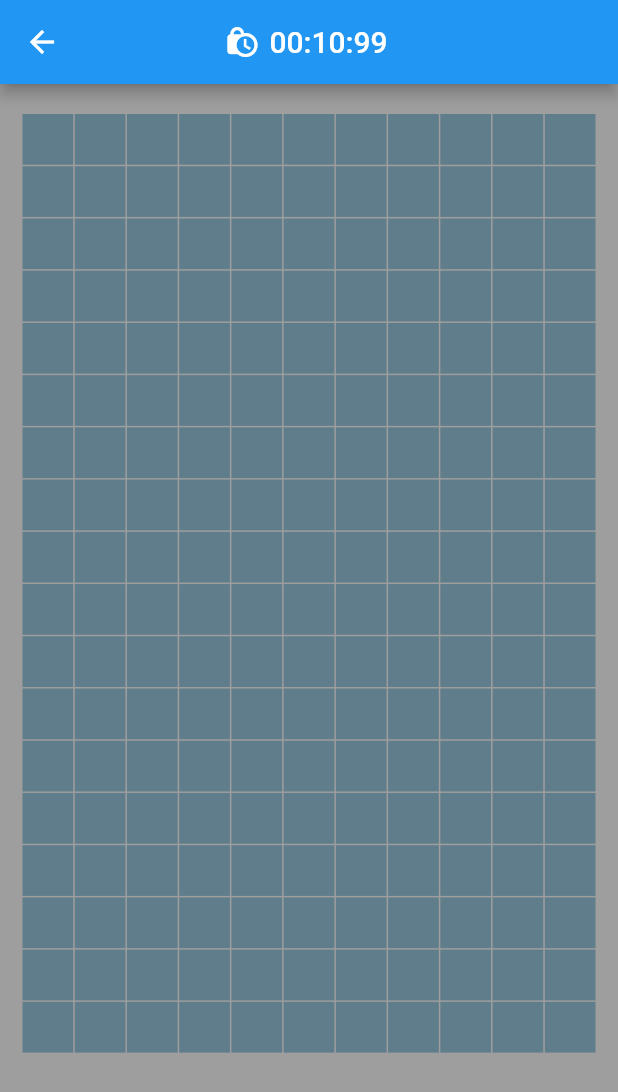
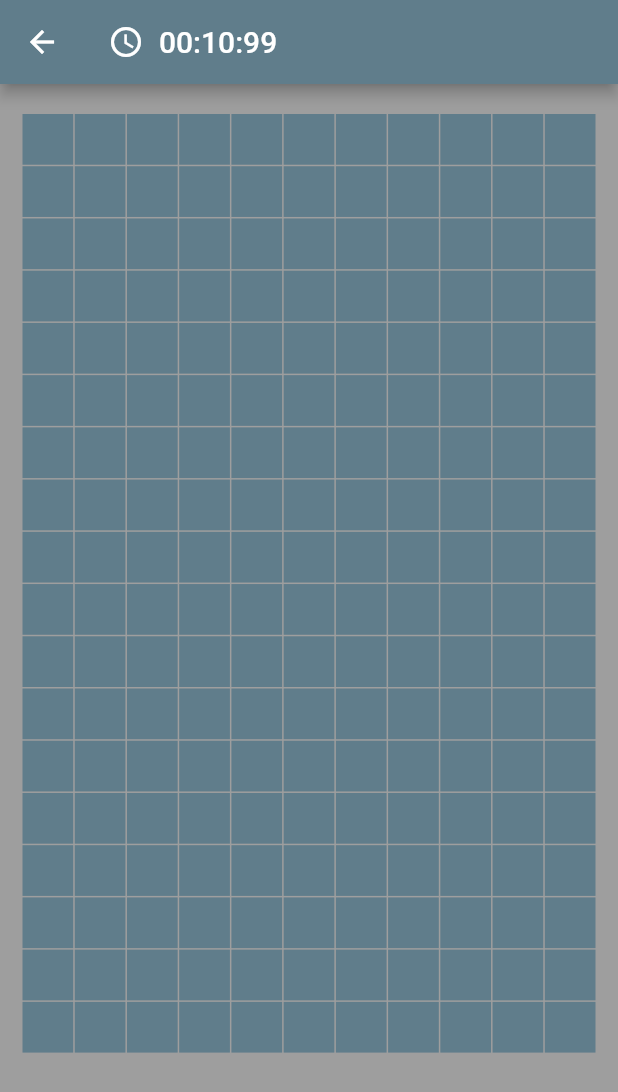
Before and after one commit to AbashAnewAunty/flutter-minesweeper, a Flutter app: the GamePage screen opened by its route, on a phone screen of 412 x 824 dp. Shown: the top 1092 px of the screen. Run offline on Flutter 3.47's test engine with Material 2 defaults, Android fonts, the phone set to English and light mode, and no system bars.

Commit message:
:recycle: リファクタ

```diff
--- a/lib/game_page.dart
+++ b/lib/game_page.dart
@@ -35,7 +35,9 @@ class _GamePageState extends State<GamePage> {
                   child: GridView.count(
                     crossAxisCount: viewModel.tileColumnCount,
                     padding: const EdgeInsets.symmetric(
-                        horizontal: 15, vertical: 20),
+                      horizontal: 15,
+                      vertical: 20,
+                    ),
                     physics: const NeverScrollableScrollPhysics(),
                     mainAxisSpacing: 1,
                     crossAxisSpacing: 1,
@@ -55,16 +57,14 @@ class _GamePageState extends State<GamePage> {
 
   Widget _tempAppbar() {
     return AppBar(
+      backgroundColor: Colors.blueGrey,
       title: Row(
+        mainAxisSize: MainAxisSize.min,
         mainAxisAlignment: MainAxisAlignment.center,
         children: const [
-          SizedBox(
-            width: 20,
-            child: Icon(Icons.lock_clock),
-          ),
+          Icon(Icons.access_time),
           SizedBox(width: 10),
           Text("00:10:99"),
-          SizedBox(width: 60),
         ],
       ),
     );
--- a/lib/view_model/game_page_view_model.dart
+++ b/lib/view_model/game_page_view_model.dart
@@ -5,7 +5,7 @@ import '../model/tile.dart';
 class GamePageViewModel extends ChangeNotifier {
   static const int _tileRowCount = 18;
   static const int _tileColumnCount = 11;
-  static const int _bombCount = 35;
+  static const int _bombCount = 25;
   List<Tile> _tiles = [];
 
   int get tileRowCount => _tileRowCount;
```
